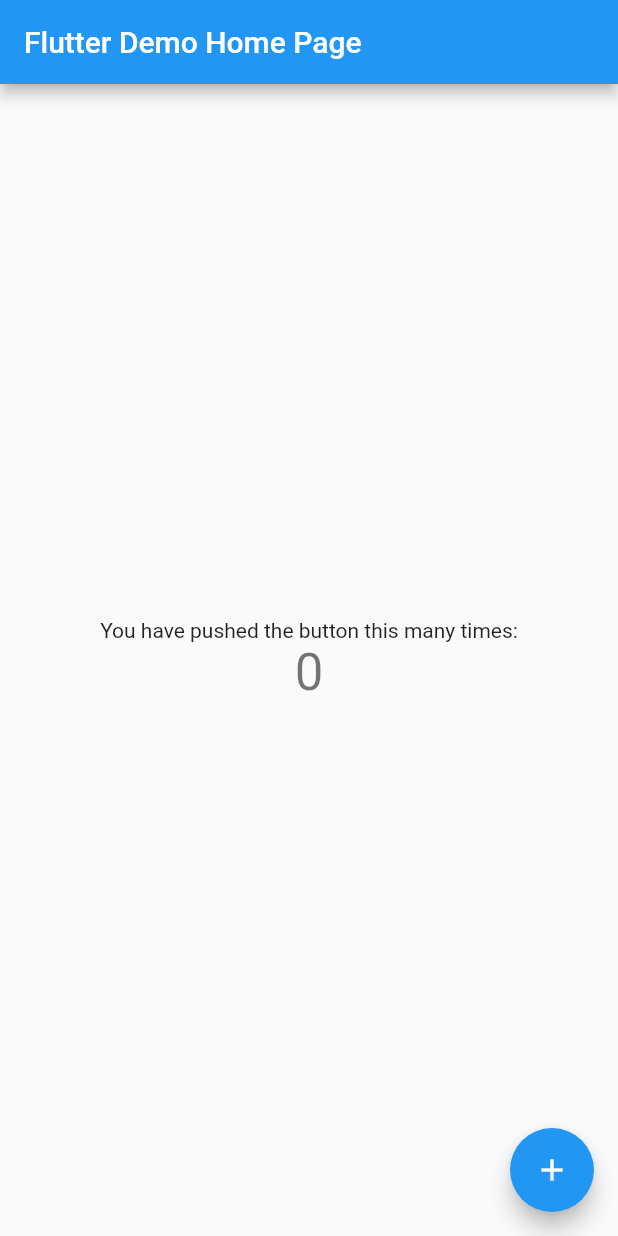
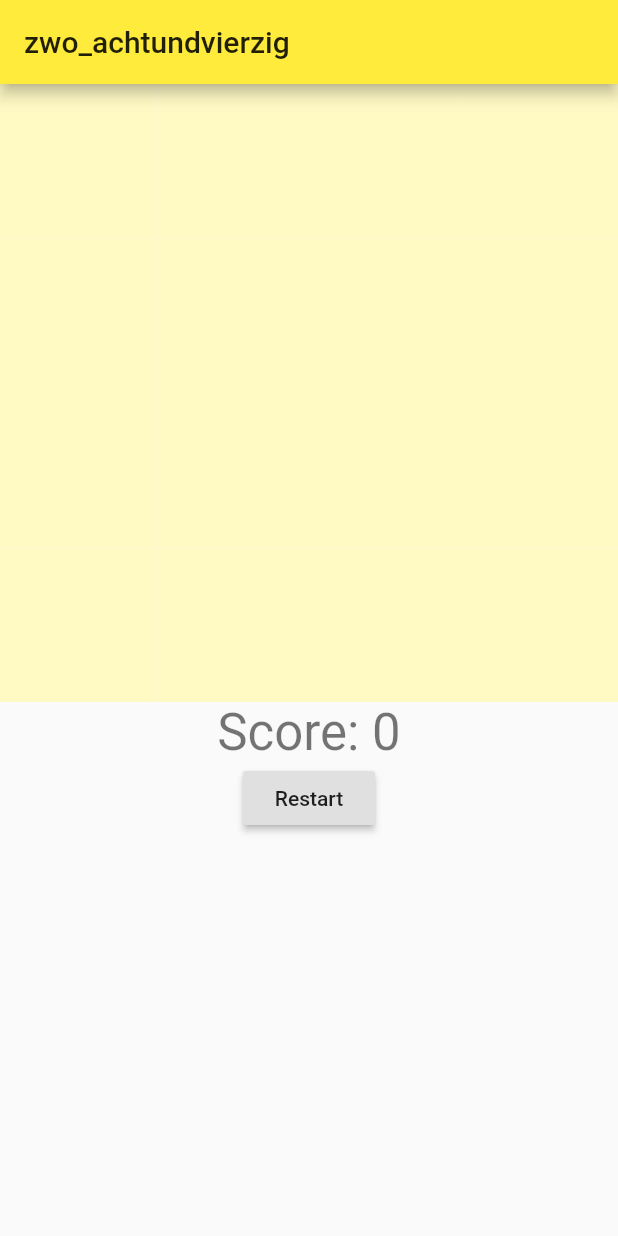
Before and after one commit to jeyemwey/zwo_achtundvierzig, a Flutter app: the screen it shows after launch, on a phone screen of 412 x 824 dp. Run offline on Flutter 3.47's test engine with Material 2 defaults, Android fonts, the phone set to English and light mode, and no system bars.

Commit message:
Add: First Layout tries

```diff
--- /dev/null
+++ b/lib/game.dart
@@ -0,0 +1,155 @@
+import 'dart:math';
+
+import 'package:flutter/material.dart';
+
+class Game extends StatefulWidget {
+  @override
+  State<StatefulWidget> createState() {
+    return GameState();
+  }
+}
+
+class GameState extends State<Game> {
+  List<List<int>> gameboard =
+      List<List<int>>.generate(4, (i) => List<int>.generate(4, (j) => 0));
+  int score = 0;
+  bool resetConfirm = false;
+
+  void resetGame() {
+    int r = 0;
+    gameboard =
+        List<List<int>>.generate(4, (i) => List<int>.generate(4, (j) => r++));
+    score = 0;
+    resetConfirm = false;
+  }
+
+  @override
+  void initState() {
+    super.initState();
+    // resetGame();
+  }
+
+  @override
+  Widget build(BuildContext context) {
+    return Column(
+      children: <Widget>[
+        generateGameBoard(gameboard),
+        Center(
+            child: Column(
+          children: <Widget>[
+            Text("Score: " + score.toString(),
+                style: Theme.of(context).primaryTextTheme.display1),
+            resetButtons(),
+          ],
+        ))
+      ],
+    );
+  }
+
+  Widget resetButtons() {
+    var btns = [
+      RaisedButton(
+        child: Text("Restart"),
+        onPressed: () {
+          setState(() {
+            resetConfirm = true;
+          });
+        },
+      ),
+    ];
+
+    if (resetConfirm) {
+      btns.add(
+        RaisedButton(
+          child: Text("Confirm"),
+          onPressed: () {
+            setState(() {
+              print("Restart Confirmed!");
+              resetGame();
+            });
+          },
+        ),
+      );
+    }
+
+    return Row(
+        mainAxisAlignment: MainAxisAlignment.spaceAround, children: btns);
+  }
+
+  Widget generateGameBoard(List<List<int>> g) {
+    return Column(
+        children: g
+            .map((c) => Row(
+                  // crossAxisAlignment: CrossAxisAlignment.stretch,
+                  children: c.map((r) => generateContainer(r)).toList(),
+                ))
+            .toList());
+  }
+
+  Widget generateContainer(int r) {
+    String t = pow(2, r).toString();
+
+    return Container(
+      height: MediaQuery.of(context).size.width * 0.25,
+      width: MediaQuery.of(context).size.width * 0.25,
+      color: colorFromNumber(r),
+      child: Center(
+        child: Text(
+          r == 0 ? "" : t,
+          style: TextStyle(
+            fontSize: fontSizeByTextLength(t),
+          ),
+        ),
+      ),
+    );
+  }
+
+  static Color colorFromNumber(int r) {
+    switch (r) {
+      case 0:
+        return Colors.yellow[100];
+      case 1:
+        return Colors.yellow[200];
+      case 2:
+        return Colors.yellow[300];
+      case 3:
+        return Colors.yellow[400];
+      case 4:
+        return Colors.yellow[500];
+      case 5:
+        return Colors.yellow[600];
+      case 6:
+        return Colors.yellow[700];
+      case 7:
+        return Colors.yellow[800];
+      case 8:
+        return Colors.yellow[900];
+      case 9:
+        return Colors.amber[600];
+      case 10:
+        return Colors.amber[700];
+      case 11:
+        return Colors.amber[800];
+      case 12:
+        return Colors.amber[900];
+      case 13:
+        return Colors.purple[200];
+      case 14:
+        return Colors.purple[300];
+      case 15:
+        return Colors.purple[400];
+      case 16:
+        return Colors.purple[500];
+      case 17:
+        return Colors.purple[600];
+      case 18:
+        return Colors.purple[700];
+      default:
+        return Colors.white;
+    }
+  }
+
+  static double fontSizeByTextLength(String t) {
+    return kBottomNavigationBarHeight * (10 - t.length) / 10;
+  }
+}
--- a/lib/main.dart
+++ b/lib/main.dart
@@ -1,111 +1,40 @@
 import 'package:flutter/material.dart';
+import 'package:flutter/services.dart';
+
+import './game.dart';
 
 void main() => runApp(MyApp());
 
 class MyApp extends StatelessWidget {
+  final appTitle = 'zwo_achtundvierzig';
+
   // This widget is the root of your application.
   @override
   Widget build(BuildContext context) {
+    // Force Portrait Mode
+    // TODO: Modify the game board to support Landscape mode
+    SystemChrome.setPreferredOrientations([
+      DeviceOrientation.portraitUp,
+      DeviceOrientation.portraitDown,
+    ]);
+
     return MaterialApp(
-      title: 'Flutter Demo',
+      title: appTitle,
       theme: ThemeData(
-        // This is the theme of your application.
-        //
-        // Try running your application with "flutter run". You'll see the
-        // application has a blue toolbar. Then, without quitting the app, try
-        // changing the primarySwatch below to Colors.green and then invoke
-        // "hot reload" (press "r" in the console where you ran "flutter run",
-        // or simply save your changes to "hot reload" in a Flutter IDE).
-        // Notice that the counter didn't reset back to zero; the application
-        // is not restarted.
-        primarySwatch: Colors.blue,
+        primarySwatch: Colors.yellow,
       ),
-      home: MyHomePage(title: 'Flutter Demo Home Page'),
+      home: Scaffold(
+        appBar: AppBar(
+          title: Text(appTitle),
+        ),
+
+        // A SingleChildScrollView implements scrolling which is not exactly
+        // what I wanted. However, the test suite complained beforehand and now
+        // it doesn't so thats a quick fix for that.
+        body: SingleChildScrollView(
+          child: Game(),
+        ),
+      ),
     );
   }
 }
-
-class MyHomePage extends StatefulWidget {
-  MyHomePage({Key key, this.title}) : super(key: key);
-
-  // This widget is the home page of your application. It is stateful, meaning
-  // that it has a State object (defined below) that contains fields that affect
-  // how it looks.
-
-  // This class is the configuration for the state. It holds the values (in this
-  // case the title) provided by the parent (in this case the App widget) and
-  // used by the build method of the State. Fields in a Widget subclass are
-  // always marked "final".
-
-  final String title;
-
-  @override
-  _MyHomePageState createState() => _MyHomePageState();
-}
-
-class _MyHomePageState extends State<MyHomePage> {
-  int _counter = 0;
-
-  void _incrementCounter() {
-    setState(() {
-      // This call to setState tells the Flutter framework that something has
-      // changed in this State, which causes it to rerun the build method below
-      // so that the display can reflect the updated values. If we changed
-      // _counter without calling setState(), then the build method would not be
-      // called again, and so nothing would appear to happen.
-      _counter++;
-    });
-  }
-
-  @override
-  Widget build(BuildContext context) {
-    // This method is rerun every time setState is called, for instance as done
-    // by the _incrementCounter method above.
-    //
-    // The Flutter framework has been optimized to make rerunning build methods
-    // fast, so that you can just rebuild anything that needs updating rather
-    // than having to individually change instances of widgets.
-    return Scaffold(
-      appBar: AppBar(
-        // Here we take the value from the MyHomePage object that was created by
-        // the App.build method, and use it to set our appbar title.
-        title: Text(widget.title),
-      ),
-      body: Center(
-        // Center is a layout widget. It takes a single child and positions it
-        // in the middle of the parent.
-        child: Column(
-          // Column is also layout widget. It takes a list of children and
-          // arranges them vertically. By default, it sizes itself to fit its
-          // children horizontally, and tries to be as tall as its parent.
-          //
-          // Invoke "debug painting" (press "p" in the console, choose the
-          // "Toggle Debug Paint" action from the Flutter Inspector in Android
-          // Studio, or the "Toggle Debug Paint" command in Visual Studio Code)
-          // to see the wireframe for each widget.
-          //
-          // Column has various properties to control how it sizes itself and
-          // how it positions its children. Here we use mainAxisAlignment to
-          // center the children vertically; the main axis here is the vertical
-          // axis because Columns are vertical (the cross axis would be
-          // horizontal).
-          mainAxisAlignment: MainAxisAlignment.center,
-          children: <Widget>[
-            Text(
-              'You have pushed the button this many times:',
-            ),
-            Text(
-              '$_counter',
-              style: Theme.of(context).textTheme.display1,
-            ),
-          ],
-        ),
-      ),
-      floatingActionButton: FloatingActionButton(
-        onPressed: _incrementCounter,
-        tooltip: 'Increment',
-        child: Icon(Icons.add),
-      ), // This trailing comma makes auto-formatting nicer for build methods.
-    );
-  }
-}
```
Also changed, not shown: 3 other files.
